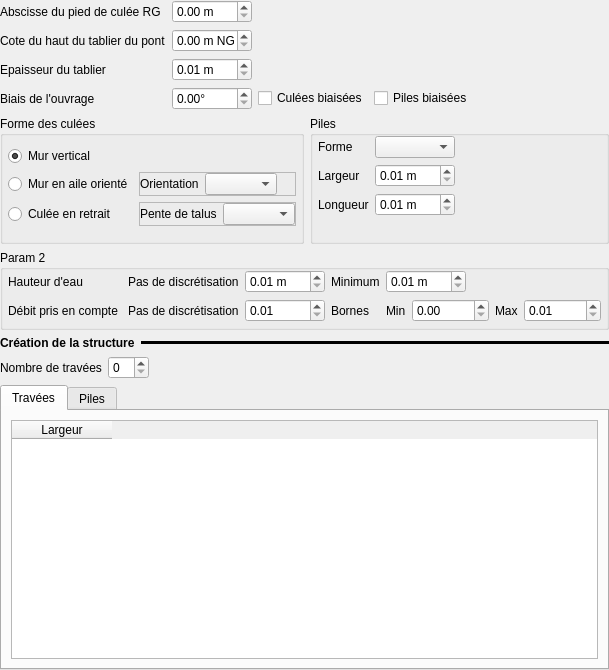
Qt form ui/structures/ui_bradley.ui (Artelia/Mascaret) before a commit.
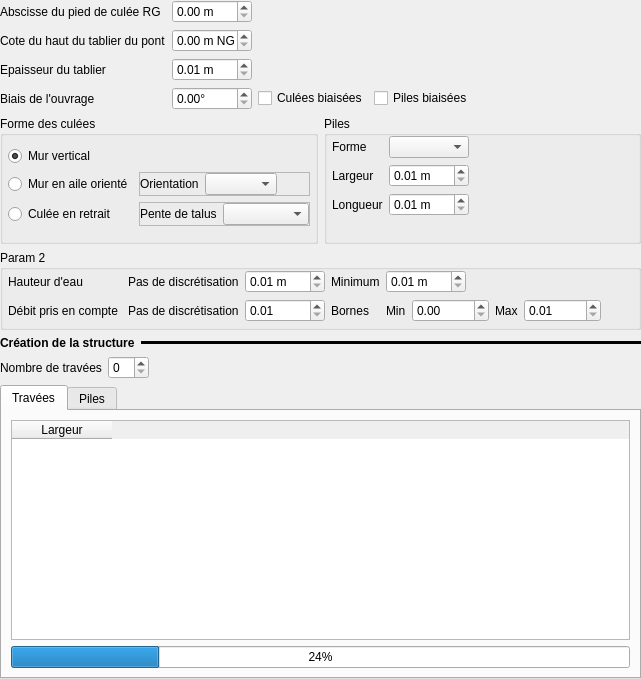
The same form after that commit.

Diff of the .ui file:
```diff
--- a/ui/structures/ui_bradley.ui
+++ b/ui/structures/ui_bradley.ui
@@ -6,8 +6,8 @@
    <rect>
     <x>0</x>
     <y>0</y>
-    <width>592</width>
-    <height>670</height>
+    <width>641</width>
+    <height>679</height>
    </rect>
   </property>
   <property name="windowTitle">
@@ -723,6 +723,13 @@
          </column>
         </widget>
        </item>
+       <item>
+        <widget class="QProgressBar" name="progressBar">
+         <property name="value">
+          <number>24</number>
+         </property>
+        </widget>
+       </item>
       </layout>
      </widget>
      <widget class="QWidget" name="ong_pile">
```
Left out of the diff: 33 changed lines with no effect on the pictures.
